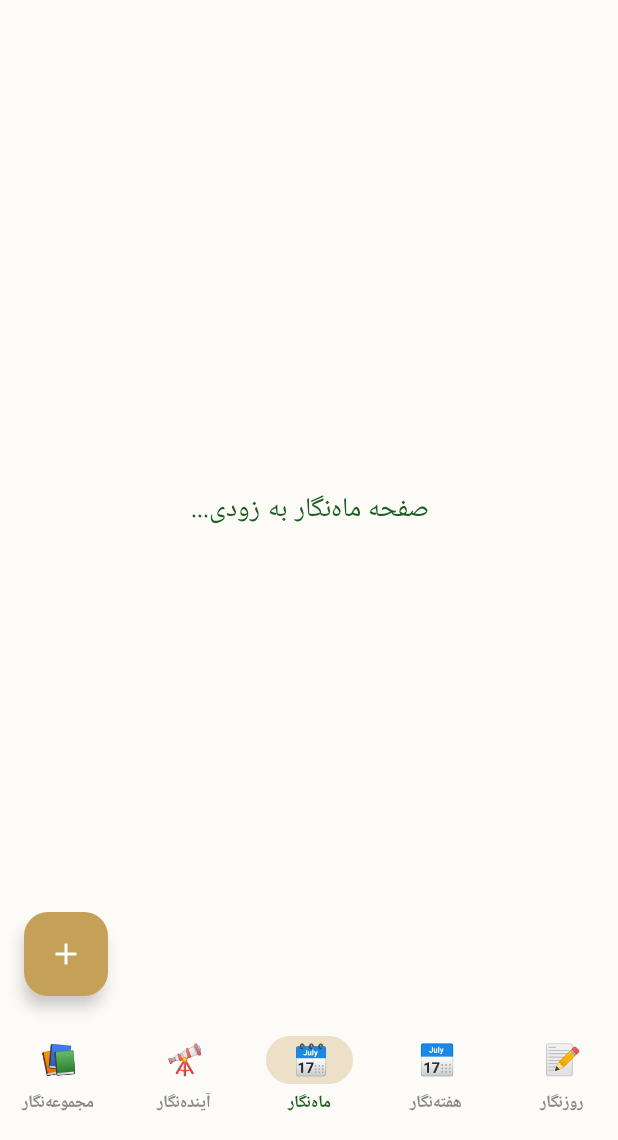
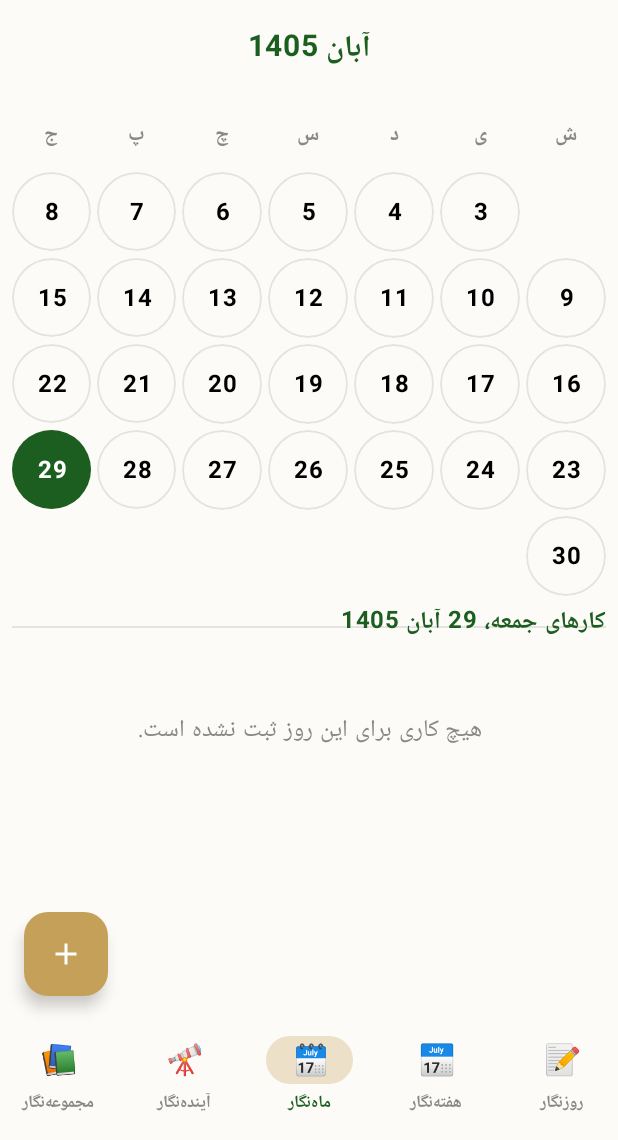
Before and after one commit to ebadariyan-bit/bolt-journal, an Android app built with Jetpack Compose: the screen it shows after launch (MainActivity), item 3 of the bottom bar chosen, on a phone screen of 412 x 824 dp, the part 96-1236 px from its top. Run offline under Robolectric (Android 15) with nearby library versions, the phone set to English and light mode, and no system bars; our stand-ins replace Room's generated code.

Commit message:
Refactor date handling in MainActivity

```diff
--- a/app/src/main/java/ir/boltjournal/app/MainActivity.kt
+++ b/app/src/main/java/ir/boltjournal/app/MainActivity.kt
@@ -4,10 +4,17 @@ import android.os.Bundle
 import android.widget.Toast
 import androidx.activity.ComponentActivity
 import androidx.activity.compose.setContent
+import androidx.compose.foundation.background
+import androidx.compose.foundation.border
+import androidx.compose.foundation.clickable
 import androidx.compose.foundation.layout.*
 import androidx.compose.foundation.lazy.LazyColumn
 import androidx.compose.foundation.lazy.LazyRow
+import androidx.compose.foundation.lazy.grid.GridCells
+import androidx.compose.foundation.lazy.grid.GridItemSpan
+import androidx.compose.foundation.lazy.grid.LazyVerticalGrid
 import androidx.compose.foundation.lazy.items
+import androidx.compose.foundation.shape.CircleShape
 import androidx.compose.foundation.shape.RoundedCornerShape
 import androidx.compose.material.icons.Icons
 import androidx.compose.material.icons.filled.Add
@@ -65,8 +72,8 @@ fun MainScreen() {
     var newTaskTitle by remember { mutableStateOf("") }
     var taskTargetDate by remember { mutableStateOf(PersianDate.getCurrentPersianDate()) }
 
-    // این متغیر جدید باعث می‌شود دکمه + بداند کدام روز هفته انتخاب شده است
     var selectedWeekDayIndex by remember { mutableIntStateOf(0) }
+    var selectedMonthDate by remember { mutableStateOf(PersianDate.getCurrentPersianDate()) }
 
     val scope = rememberCoroutineScope()
 
@@ -80,11 +87,10 @@ fun MainScreen() {
         floatingActionButton = {
             FloatingActionButton(
                 onClick = {
-                    // اگر در هفته‌نگار بودیم، تاریخِ روزِ انتخاب‌شده را می‌گیرد، وگرنه تاریخ امروز را
-                    taskTargetDate = if (selectedItem == 1) {
-                        PersianDate.getCurrentWeekDates()[selectedWeekDayIndex]
-                    } else {
-                        PersianDate.getCurrentPersianDate()
+                    taskTargetDate = when(selectedItem) {
+                        1 -> PersianDate.getCurrentWeekDates()[selectedWeekDayIndex]
+                        2 -> selectedMonthDate
+                        else -> PersianDate.getCurrentPersianDate()
                     }
                     showDialog = true
                 },
@@ -115,13 +121,8 @@ fun MainScreen() {
     ) { paddingValues ->
         when (selectedItem) {
             0 -> DailyLogScreen(paddingValues, tasks, taskDao, dailyNoteDao)
-            1 -> WeeklyLogScreen(
-                paddingValues = paddingValues,
-                tasks = tasks,
-                taskDao = taskDao,
-                selectedDayIndex = selectedWeekDayIndex,
-                onDaySelected = { selectedWeekDayIndex = it }
-            )
+            1 -> WeeklyLogScreen(paddingValues, tasks, taskDao, selectedWeekDayIndex) { selectedWeekDayIndex = it }
+            2 -> MonthlyLogScreen(paddingValues, tasks, taskDao, selectedMonthDate) { selectedMonthDate = it }
             else -> {
                 Box(modifier = Modifier.fillMaxSize().padding(paddingValues), contentAlignment = Alignment.Center) {
                     Text("صفحه ${navItems[selectedItem]} به زودی...", fontSize = 18.sp, color = DarkEmerald, fontWeight = FontWeight.Medium)
@@ -169,6 +170,8 @@ fun MainScreen() {
         )
     }
 }
+
+// ... (DailyLogScreen و کدهای آن بدون تغییر باقی می‌مانند) ...
 
 @Composable
 fun DailyLogScreen(paddingValues: PaddingValues, tasks: List<TaskEntity>, taskDao: TaskDao, dailyNoteDao: DailyNoteDao) {
@@ -280,6 +283,8 @@ fun DailyLogScreen(paddingValues: PaddingValues, tasks: List<TaskEntity>, taskDa
     }
 }
 
+// ... (WeeklyLogScreen و کدهای آن بدون تغییر باقی می‌مانند) ...
+
 @Composable
 fun WeeklyLogScreen(
     paddingValues: PaddingValues,
@@ -305,7 +310,7 @@ fun WeeklyLogScreen(
                     ),
                     elevation = CardDefaults.cardElevation(defaultElevation = 2.dp),
                     shape = RoundedCornerShape(8.dp),
-                    onClick = { onDaySelected(index) } // اینجا انتخاب را به بیرون اطلاع می‌دهد
+                    onClick = { onDaySelected(index) }
                 ) {
                     Box(modifier = Modifier.fillMaxSize(), contentAlignment = Alignment.Center) {
                         Text(
@@ -341,9 +346,121 @@ fun WeeklyLogScreen(
 }
 
 @Composable
+fun MonthlyLogScreen(
+    paddingValues: PaddingValues,
+    tasks: List<TaskEntity>,
+    taskDao: TaskDao,
+    selectedDate: String,
+    onDateSelected: (String) -> Unit
+) {
+    val monthGrid = remember { PersianDate.getCurrentMonthGrid() }
+    val monthYear = remember { PersianDate.getCurrentMonthYear() }
+    val weekDays = listOf("ش", "ی", "د", "س", "چ", "پ", "ج")
+    val scope = rememberCoroutineScope()
+
+    val dayTasks = tasks.filter { it.date == selectedDate.hashCode().toLong() }
+
+    LazyVerticalGrid(
+        columns = GridCells.Fixed(7),
+        modifier = Modifier.fillMaxSize().padding(paddingValues).padding(horizontal = 8.dp),
+        verticalArrangement = Arrangement.spacedBy(4.dp),
+        horizontalArrangement = Arrangement.spacedBy(4.dp)
+    ) {
+        item(span = { GridItemSpan(7) }) {
+            Text(
+                text = monthYear,
+                fontSize = 20.sp,
+                fontWeight = FontWeight.Bold,
+                color = DarkEmerald,
+                modifier = Modifier.fillMaxWidth().padding(vertical = 16.dp),
+                textAlign = TextAlign.Center
+            )
+        }
+
+        items(weekDays.size) { index ->
+            Text(
+                text = weekDays[index],
+                color = Color.Gray,
+                fontSize = 14.sp,
+                fontWeight = FontWeight.Bold,
+                textAlign = TextAlign.Center,
+                modifier = Modifier.padding(vertical = 8.dp)
+            )
+        }
+
+        items(monthGrid.size) { index ->
+            val dayInfo = monthGrid[index]
+            if (dayInfo == null) {
+                Box(modifier = Modifier.aspectRatio(1f))
+            } else {
+                val isSelected = dayInfo.second == selectedDate
+                val hasTasks = tasks.any { it.date == dayInfo.second.hashCode().toLong() }
+
+                Box(
+                    modifier = Modifier
+                        .aspectRatio(1f)
+                        .clip(CircleShape)
+                        .background(if (isSelected) DarkEmerald else Color.Transparent)
+                        .border(
+                            width = if (isSelected) 0.dp else 1.dp,
+                            color = if (isSelected) Color.Transparent else Color.LightGray.copy(alpha = 0.5f),
+                            shape = CircleShape
+                        )
+                        .clickable { onDateSelected(dayInfo.second) },
+                    contentAlignment = Alignment.Center
+                ) {
+                    Column(horizontalAlignment = Alignment.CenterHorizontally) {
+                        Text(
+                            text = dayInfo.first.toString(),
+                            color = if (isSelected) Color.White else Color.Black,
+                            fontSize = 16.sp,
+                            fontWeight = FontWeight.Bold
+                        )
+                        if (hasTasks) {
+                            Box(
+                                modifier = Modifier
+                                    .padding(top = 2.dp)
+                                    .size(6.dp)
+                                    .background(Gold, CircleShape)
+                            )
+                        }
+                    }
+                }
+            }
+        }
+
+        item(span = { GridItemSpan(7) }) {
+            Divider(modifier = Modifier.padding(vertical = 16.dp), color = Color.LightGray.copy(alpha = 0.5f))
+            Text(
+                text = "کارهای $selectedDate",
+                fontSize = 16.sp,
+                fontWeight = FontWeight.Bold,
+                color = DarkEmerald,
+                modifier = Modifier.padding(bottom = 8.dp)
+            )
+        }
+
+        if (dayTasks.isEmpty()) {
+            item(span = { GridItemSpan(7) }) {
+                Box(modifier = Modifier.fillMaxWidth().padding(32.dp), contentAlignment = Alignment.Center) {
+                    Text("هیچ کاری برای این روز ثبت نشده است.", color = Color.Gray)
+                }
+            }
+        } else {
+            items(dayTasks.size) { index ->
+                val task = dayTasks[index]
+                Box(modifier = Modifier.padding(span = { GridItemSpan(7) })) {
+                    TaskItem(task, taskDao, scope)
+                }
+            }
+        }
+    }
+}
+
+@Composable
 fun TaskItem(task: TaskEntity, taskDao: TaskDao, scope: kotlinx.coroutines.CoroutineScope) {
     Card(
-        modifier = Modifier.fillMaxWidth(),
+        modifier = Modifier.fillMaxWidth().padding(bottom = 8.dp),
         colors = CardDefaults.cardColors(containerColor = Color.White),
         elevation = CardDefaults.cardElevation(defaultElevation = 2.dp),
         shape = RoundedCornerShape(8.dp)
```
